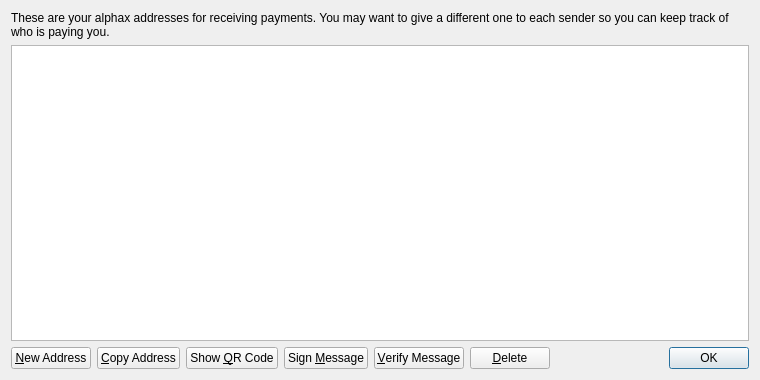
dev-alphax/Alpha-X, file src/qt/forms/addressbookpage.ui: the form before one commit.
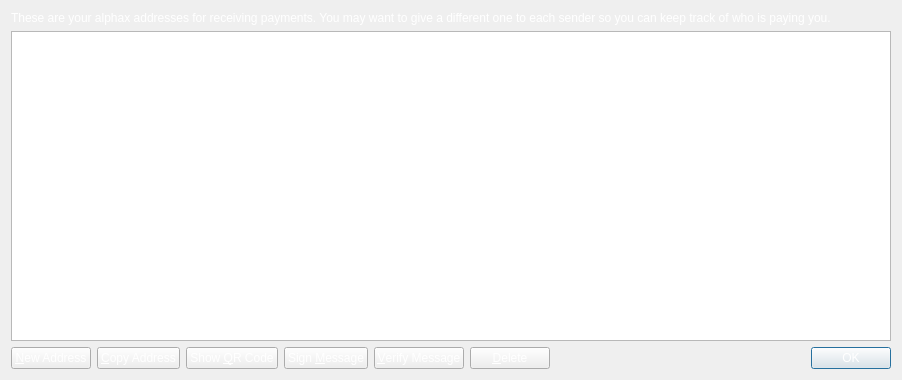
The form after the commit. Icons and pictures are not drawn.

Diff of the .ui file:
```diff
--- a/src/qt/forms/addressbookpage.ui
+++ b/src/qt/forms/addressbookpage.ui
@@ -6,7 +6,7 @@
    <rect>
     <x>0</x>
     <y>0</y>
-    <width>760</width>
+    <width>902</width>
     <height>380</height>
    </rect>
   </property>
@@ -19,6 +19,9 @@
   <layout class="QVBoxLayout" name="verticalLayout">
    <item>
     <widget class="QLabel" name="labelExplanation">
+     <property name="styleSheet">
+      <string notr="true">color:rgb(255,255,255);</string>
+     </property>
      <property name="text">
       <string>These are your alphax addresses for receiving payments. You may want to give a different one to each sender so you can keep track of who is paying you.</string>
      </property>
@@ -65,6 +68,9 @@
        <property name="toolTip">
         <string>Create a new address</string>
        </property>
+       <property name="styleSheet">
+        <string notr="true">color:rgb(255,255,255);</string>
+       </property>
        <property name="text">
         <string>&amp;New Address</string>
        </property>
@@ -79,6 +85,9 @@
        <property name="toolTip">
         <string>Copy the currently selected address to the system clipboard</string>
        </property>
+       <property name="styleSheet">
+        <string notr="true">color:rgb(255,255,255);</string>
+       </property>
        <property name="text">
         <string>&amp;Copy Address</string>
        </property>
@@ -90,6 +99,9 @@
      </item>
      <item>
       <widget class="QPushButton" name="showQRCode">
+       <property name="styleSheet">
+        <string notr="true">color:rgb(255,255,255);</string>
+       </property>
        <property name="text">
         <string>Show &amp;QR Code</string>
        </property>
@@ -104,6 +116,9 @@
        <property name="toolTip">
         <string>Sign a message to prove you own a alphax address</string>
        </property>
+       <property name="styleSheet">
+        <string notr="true">color:rgb(255,255,255);</string>
+       </property>
        <property name="text">
         <string>Sign &amp;Message</string>
        </property>
@@ -118,6 +133,9 @@
        <property name="toolTip">
         <string>Verify a message to ensure it was signed with a specified alphax address</string>
        </property>
+       <property name="styleSheet">
+        <string notr="true">color:rgb(255,255,255);</string>
+       </property>
        <property name="text">
         <string>&amp;Verify Message</string>
        </property>
@@ -132,6 +150,9 @@
        <property name="toolTip">
         <string>Delete the currently selected address from the list</string>
        </property>
+       <property name="styleSheet">
+        <string notr="true">color:rgb(255,255,255);</string>
+       </property>
        <property name="text">
         <string>&amp;Delete</string>
        </property>
@@ -162,6 +183,9 @@
          <verstretch>0</verstretch>
         </sizepolicy>
        </property>
+       <property name="styleSheet">
+        <string notr="true">color:rgb(255,255,255);</string>
+       </property>
        <property name="standardButtons">
         <set>QDialogButtonBox::Ok</set>
        </property>
```
